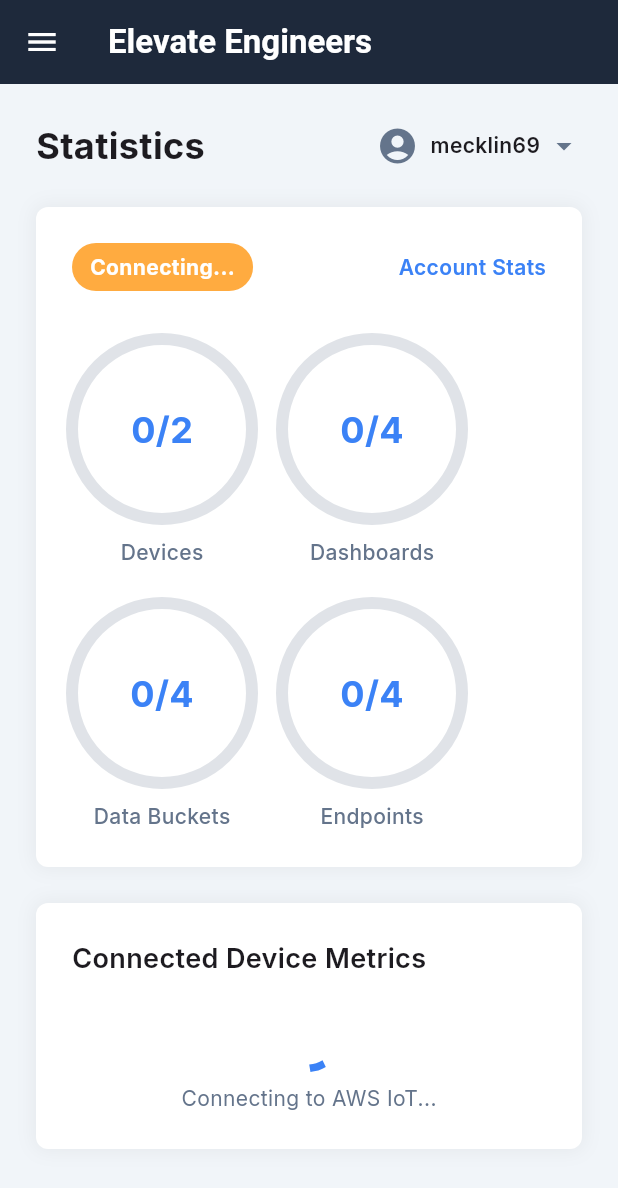
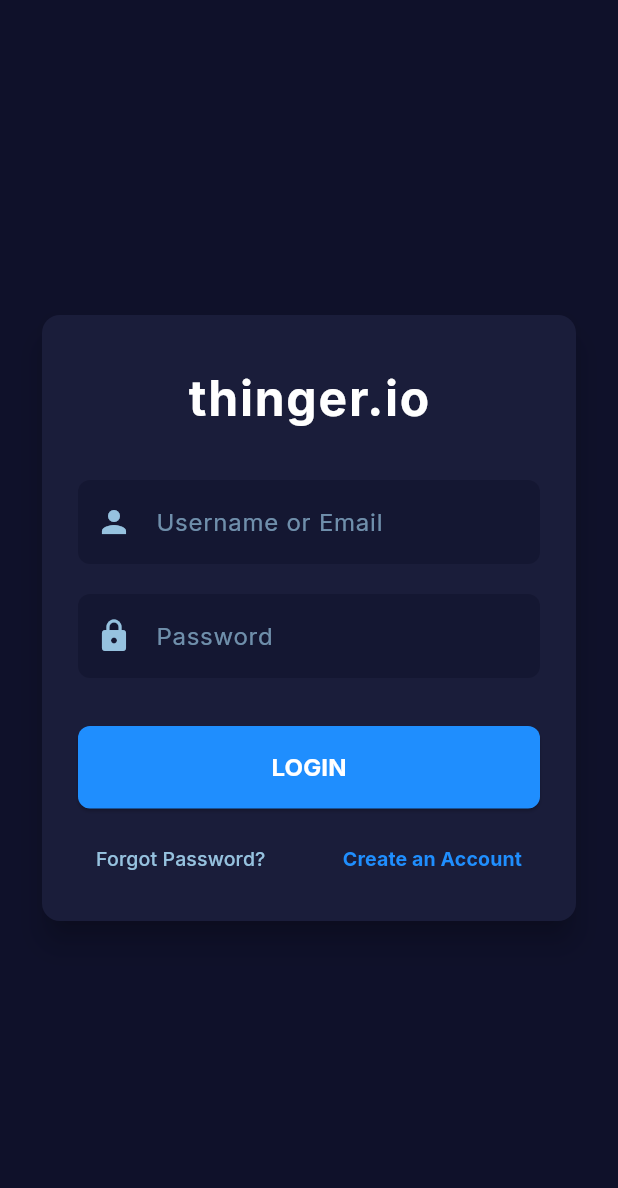
Before and after one commit to mecklin69/aws_mqtt_multi, a Flutter app: the screen it shows after launch, on a phone screen of 412 x 824 dp. Shown: the top 1188 px of the screen. Run offline on Flutter 3.47's test engine with Material 3 defaults, Android fonts, the phone set to English and light mode, and no system bars; our stand-ins replace get, get_storage, google_fonts; missing offline and left inert: mqtt_client; Roboto replaces fonts that are missing (Ubuntu).

Commit message:
aaded login and page and get_storage

```diff
--- a/lib/main.dart
+++ b/lib/main.dart
@@ -1,30 +1,43 @@
 import 'package:flutter/material.dart';
 import 'package:get/get.dart';
-import 'package:get/get_core/src/get_main.dart';
 import 'package:google_fonts/google_fonts.dart';
 import 'package:marvino/services/aws_iot_services.dart';
+import 'package:marvino/services/storage_service.dart';
 import 'constants/app_colors.dart' as app_colors;
+import 'screens/login_screen.dart';
 import 'screens/dashboard_screen.dart';
+
 void main() async {
   WidgetsFlutterBinding.ensureInitialized();
+  await StorageService.init();
+  // Initialize AWS IoT service before app runs
   final AwsIotService awsService = Get.put(AwsIotService());
   await awsService.connect();
-  runApp(const ThingerDashboardApp());
+  // ✅ Determine login state before app starts
+  final bool isUserLoggedIn = StorageService.isLoggedIn();
+  runApp(ThingerDashboardApp(isUserLoggedIn: isUserLoggedIn));
 }
 
 class ThingerDashboardApp extends StatelessWidget {
-  const ThingerDashboardApp({super.key});
+  final bool isUserLoggedIn;
+  const ThingerDashboardApp({super.key, required this.isUserLoggedIn});
 
   @override
   Widget build(BuildContext context) {
-    return MaterialApp(
+    return GetMaterialApp(
       debugShowCheckedModeBanner: false,
       title: 'Elevate Cloud Services',
       theme: ThemeData(
         scaffoldBackgroundColor: app_colors.lightGrey,
         textTheme: GoogleFonts.interTextTheme(Theme.of(context).textTheme),
       ),
-      home: const DashboardScreen(),
+      // Start with login page
+      // ✅ Conditionally show dashboard or login based on stored login
+      home: isUserLoggedIn ? const DashboardScreen() : const LoginPage(),
+      getPages: [
+        GetPage(name: '/login', page: () => const LoginPage()),
+        GetPage(name: '/dashboard', page: () => const DashboardScreen()),
+      ],
     );
   }
 }
--- /dev/null
+++ b/lib/screens/login_screen.dart
@@ -0,0 +1,197 @@
+import 'package:flutter/material.dart';
+import 'package:get/get.dart';
+import 'dashboard_screen.dart';
+import '../services/storage_service.dart';
+
+class LoginPage extends StatefulWidget {
+  const LoginPage({super.key});
+
+  @override
+  State<LoginPage> createState() => _LoginPageState();
+}
+
+class _LoginPageState extends State<LoginPage> {
+  final TextEditingController _usernameController = TextEditingController();
+  final TextEditingController _passwordController = TextEditingController();
+
+  static const Color primaryColor = Color(0xFF1F8EFE);
+  static const Color backgroundColor = Color(0xFF0F112A);
+  static const Color cardColor = Color(0xFF1A1D3A);
+  static const Color accentColor = Color(0xFF96C2DF);
+  static const Color textColor = Colors.white;
+
+  void _handleLogin() async {
+    final username = _usernameController.text.trim();
+    final password = _passwordController.text.trim();
+
+    if (username == "admin" && password == "1234") {
+      // ✅ Save login state
+      await StorageService.saveLogin(username);
+
+      Get.offAll(() => const DashboardScreen());
+    } else {
+      Get.snackbar(
+        "Login Failed",
+        "Invalid username or password",
+        snackPosition: SnackPosition.BOTTOM,
+        backgroundColor: Colors.redAccent.withOpacity(0.8),
+        colorText: Colors.white,
+      );
+    }
+  }
+
+  @override
+  Widget build(BuildContext context) {
+    return Scaffold(
+      backgroundColor: backgroundColor,
+      body: Center(
+        child: SingleChildScrollView(
+          padding: const EdgeInsets.all(24.0),
+          child: ConstrainedBox(
+            constraints: const BoxConstraints(maxWidth: 400),
+            child: Card(
+              elevation: 8.0,
+              color: cardColor,
+              shape: RoundedRectangleBorder(
+                borderRadius: BorderRadius.circular(12.0),
+              ),
+              child: Padding(
+                padding:
+                const EdgeInsets.symmetric(horizontal: 24.0, vertical: 32.0),
+                child: Column(
+                  mainAxisSize: MainAxisSize.min,
+                  children: [
+                    const Text(
+                      'thinger.io',
+                      style: TextStyle(
+                        color: textColor,
+                        fontSize: 32,
+                        fontWeight: FontWeight.bold,
+                        letterSpacing: 1.2,
+                      ),
+                    ),
+                    const SizedBox(height: 32.0),
+
+                    TextField(
+                      controller: _usernameController,
+                      style: const TextStyle(color: textColor),
+                      decoration: InputDecoration(
+                        labelText: 'Username or Email',
+                        labelStyle:
+                        TextStyle(color: accentColor.withOpacity(0.7)),
+                        prefixIcon:
+                        const Icon(Icons.person, color: accentColor),
+                        filled: true,
+                        fillColor: backgroundColor.withOpacity(0.5),
+                        border: OutlineInputBorder(
+                          borderRadius: BorderRadius.circular(8.0),
+                          borderSide: BorderSide.none,
+                        ),
+                      ),
+                    ),
+                    const SizedBox(height: 20.0),
+
+                    TextField(
+                      controller: _passwordController,
+                      obscureText: true,
+                      style: const TextStyle(color: textColor),
+                      decoration: InputDecoration(
+                        labelText: 'Password',
+                        labelStyle:
+                        TextStyle(color: accentColor.withOpacity(0.7)),
+                        prefixIcon:
+                        const Icon(Icons.lock, color: accentColor),
+                        filled: true,
+                        fillColor: backgroundColor.withOpacity(0.5),
+                        border: OutlineInputBorder(
+                          borderRadius: BorderRadius.circular(8.0),
+                          borderSide: BorderSide.none,
+                        ),
+                      ),
+                    ),
+                    const SizedBox(height: 32.0),
+
+                    SizedBox(
+                      width: double.infinity,
+                      child: ElevatedButton(
+                        style: ElevatedButton.styleFrom(
+                          backgroundColor: primaryColor,
+                          padding: const EdgeInsets.symmetric(vertical: 16.0),
+                          shape: RoundedRectangleBorder(
+                            borderRadius: BorderRadius.circular(8.0),
+                          ),
+                        ),
+                        onPressed: _handleLogin,
+                        child: const Text(
+                          'LOGIN',
+                          style: TextStyle(
+                            fontSize: 16,
+                            fontWeight: FontWeight.bold,
+                            color: Colors.white,
+                          ),
+                        ),
+                      ),
+                    ),
+                    const SizedBox(height: 24.0),
+
+                    LayoutBuilder(
+                      builder: (context, constraints) {
+                        return Padding(
+                          padding: const EdgeInsets.symmetric(horizontal: 12.0),
+                          child: Row(
+                            mainAxisAlignment: MainAxisAlignment.spaceBetween,
+                            children: [
+                              // Forgot Password button (left-aligned)
+                              TextButton(
+                                onPressed: () {},
+                                style: TextButton.styleFrom(
+                                  minimumSize: Size.zero,
+                                  padding: EdgeInsets.zero,
+                                  tapTargetSize: MaterialTapTargetSize.shrinkWrap,
+                                ),
+                                child: const Text(
+                                  'Forgot Password?',
+                                  style: TextStyle(color: accentColor, fontSize: 13),
+                                ),
+                              ),
+
+                              // Spacer to avoid cramping
+                              const SizedBox(width: 8),
+
+                              // Create Account button (right-aligned)
+                              FittedBox(
+                                fit: BoxFit.scaleDown, // auto-shrink if needed
+                                child: TextButton(
+                                  onPressed: () {},
+                                  style: TextButton.styleFrom(
+                                    minimumSize: Size.zero,
+                                    padding: EdgeInsets.zero,
+                                    tapTargetSize: MaterialTapTargetSize.shrinkWrap,
+                                  ),
+                                  child: const Text(
+                                    'Create an Account',
+                                    style: TextStyle(
+                                      color: primaryColor,
+                                      fontWeight: FontWeight.bold,
+                                      fontSize: 13,
+                                    ),
+                                  ),
+                                ),
+                              ),
+                            ],
+                          ),
+                        );
+                      },
+                    )
+
+
+                  ],
+                ),
+              ),
+            ),
+          ),
+        ),
+      ),
+    );
+  }
+}
--- /dev/null
+++ b/lib/services/storage_service.dart
@@ -0,0 +1,34 @@
+import 'package:get_storage/get_storage.dart';
+
+class StorageService {
+  static final _box = GetStorage();
+
+  static const String _keyIsLoggedIn = 'isLoggedIn';
+  static const String _keyUsername = 'username';
+
+  /// Initialize GetStorage before using
+  static Future<void> init() async {
+    await GetStorage.init();
+  }
+
+  /// Save login info
+  static Future<void> saveLogin(String username) async {
+    await _box.write(_keyIsLoggedIn, true);
+    await _box.write(_keyUsername, username);
+  }
+
+  /// Clear saved login info
+  static Future<void> clearLogin() async {
+    await _box.erase();
+  }
+
+  /// Check if user is logged in
+  static bool isLoggedIn() {
+    return _box.read(_keyIsLoggedIn) ?? false;
+  }
+
+  /// Retrieve saved username
+  static String getUsername() {
+    return _box.read(_keyUsername) ?? '';
+  }
+}
--- a/lib/widgets/side_menu/side_menu.dart
+++ b/lib/widgets/side_menu/side_menu.dart
@@ -1,7 +1,10 @@
 import 'package:flutter/material.dart';
+import 'package:get/get.dart';
+import 'package:get/get_core/src/get_main.dart';
 import 'package:google_fonts/google_fonts.dart';
 import '../../constants/app_colors.dart' as app_colors;
 import '../../data/menu_data.dart';
+import '../../services/storage_service.dart';
 import 'menu_item.dart';
 
 class SideMenu extends StatelessWidget {
@@ -89,19 +92,52 @@
           Padding(
             padding: const EdgeInsets.symmetric(vertical: 16.0),
             child: Column(
+              mainAxisSize: MainAxisSize.min,
               children: [
+                // Logout Button (centered and minimal)
+                ElevatedButton.icon(
+                  onPressed: () async {
+                    await StorageService.clearLogin();
+                    Get.offAllNamed('/login'); // Navigate back to login
+                  },
+                  icon: const Icon(Icons.logout, size: 18, color: Colors.white),
+                  label: const Text(
+                    'Logout',
+                    style: TextStyle(
+                      color: Colors.white,
+                      fontWeight: FontWeight.bold,
+                    ),
+                  ),
+                  style: ElevatedButton.styleFrom(
+                    backgroundColor: Colors.redAccent,
+                    padding: const EdgeInsets.symmetric(horizontal: 20, vertical: 10),
+                    shape: RoundedRectangleBorder(
+                      borderRadius: BorderRadius.circular(8),
+                    ),
+                  ),
+                ),
+
+                const SizedBox(height: 12),
+
+                // Copyright
                 Center(
-                    child: Text('ELEVATE © 2025',
-                        style: TextStyle(
-                            color: app_colors.slateGrey, fontSize: 11))),
+                  child: Text(
+                    'ELEVATE © 2025',
+                    style: TextStyle(color: app_colors.slateGrey, fontSize: 11),
+                  ),
+                ),
                 const SizedBox(height: 4),
+                // Version text
                 Center(
-                    child: Text('6.5.10-beta',
-                        style: TextStyle(
-                            color: app_colors.slateGrey, fontSize: 11))),
+                  child: Text(
+                    '6.5.10-beta',
+                    style: TextStyle(color: app_colors.slateGrey, fontSize: 11),
+                  ),
+                ),
               ],
             ),
-          ),
+          )
+
         ],
       ),
     );
--- a/pubspec.yaml
+++ b/pubspec.yaml
@@ -37,6 +37,8 @@
   google_fonts: ^6.3.2
   get: ^4.7.2
   mqtt_client: ^10.11.1
+  get_storage: ^2.1.1
+  flutter_svg: ^2.2.1
 
 
 dev_dependencies:
```
Also changed, not shown: pubspec.lock.
